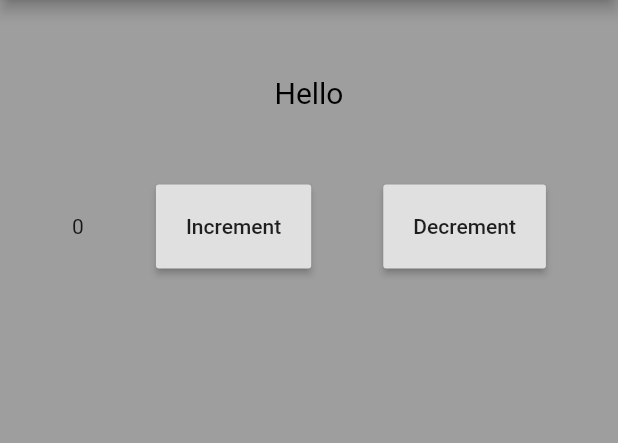
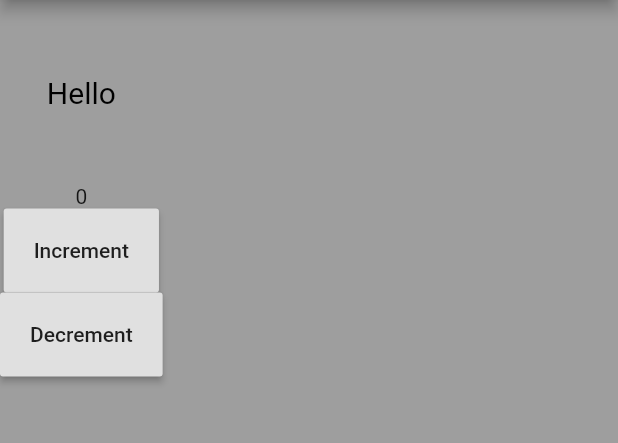
Before and after one commit to rishika97/s_and_s, a Flutter app: the screen it shows after launch, on a phone screen of 412 x 824 dp, the part 84-527 px from its top. Run offline on Flutter 3.47's test engine with Material 2 defaults, Android fonts, the phone set to English and light mode, and no system bars.

```diff
--- a/lib/Counter.dart
+++ b/lib/Counter.dart
@@ -1,3 +1,4 @@
+import 'dart:async';
 import 'package:flutter/cupertino.dart';
 import 'package:flutter/material.dart';
 
@@ -5,28 +6,85 @@ class Counter extends StatefulWidget {
   @override
   _CounterState createState() => _CounterState();
 }
+
 class _CounterState extends State<Counter> {
   int counter = 0;
+  StreamController<int> count;
+
+  @override
+  void initState() {
+    super.initState();
+    count = new StreamController<int>();
+    count.add(0);
+  }
 
   void _increment() {
     setState(() {
       counter++;
+      count.add(counter);
     });
   }
 
   void _decrement() {
     setState(() {
       counter--;
+      count.add(counter);
+    });
+  }
+  @override
+  Widget build(BuildContext context) {
+    return Column(
+      mainAxisSize: MainAxisSize.max,
+      mainAxisAlignment: MainAxisAlignment.spaceEvenly,
+      children: <Widget>[
+        StreamBuilder(
+            stream: count.stream,
+            builder: (BuildContext context, snapshot) {
+              return new Text(
+                snapshot.data.toString(),
+              );
+            }),
+        Button(),
+      ],
+    );
+  }
+}
+
+class Button extends StatefulWidget {
+  @override
+  _ButtonState createState() => _ButtonState();
+}
+
+class _ButtonState extends State<Button> {
+  int counter = 0;
+  StreamController<int> count;
+
+  @override
+  void initState() {
+    super.initState();
+    count = new StreamController<int>();
+    count.add(0);
+  }
+
+  void _increment() {
+    setState(() {
+      counter++;
+      count.add(counter);
     });
   }
 
+  void _decrement() {
+    setState(() {
+      counter--;
+      count.add(counter);
+    });
+  }
   @override
   Widget build(BuildContext context) {
-    return Row(
+    return Column(
       mainAxisSize: MainAxisSize.max,
       mainAxisAlignment: MainAxisAlignment.spaceEvenly,
       children: <Widget>[
-        Text('Count: $counter'),
         RaisedButton(
           onPressed: _increment,
           child: Text('Increment'),
@@ -36,7 +94,7 @@ class _CounterState extends State<Counter> {
           onPressed: _decrement,
           child: Text('Decrement'),
           padding: EdgeInsets.all(20),
-        ),
+        )
       ],
     );
   }
--- a/lib/main.dart
+++ b/lib/main.dart
@@ -1,5 +1,6 @@
 import 'dart:async';
 import 'dart:developer';
+import 'Counter.dart';
 import 'package:flutter/material.dart';
 
 void main() {
@@ -39,59 +40,59 @@ class Hello extends StatelessWidget {
   }
 }
 
-class Counter extends StatefulWidget {
-  @override
-  _CounterState createState() => _CounterState();
-}
-
-class _CounterState extends State<Counter> {
-  int counter = 0;
-  StreamController<int> count;
-
-  @override
-  void initState() {
-    super.initState();
-    count = new StreamController<int>();
-    count.add(0);
-  }
-
-  void _increment() {
-    setState(() {
-      counter++;
-      count.add(counter);
-    });
-  }
-
-  void _decrement() {
-    setState(() {
-      counter--;
-      count.add(counter);
-    });
-  }
-  @override
-  Widget build(BuildContext context) {
-    return Row(
-      mainAxisSize: MainAxisSize.max,
-      mainAxisAlignment: MainAxisAlignment.spaceEvenly,
-      children: <Widget>[
-        StreamBuilder(
-            stream: count.stream,
-            builder: (BuildContext context, snapshot) {
-              return new Text(
-                snapshot.data.toString(),
-              );
-            }),
-        RaisedButton(
-          onPressed: _increment,
-          child: Text('Increment'),
-          padding: EdgeInsets.all(20),
-        ),
-        RaisedButton(
-          onPressed: _decrement,
-          child: Text('Decrement'),
-          padding: EdgeInsets.all(20),
-        ),
-      ],
-    );
-  }
-}
+//class Counter extends StatefulWidget {
+//  @override
+//  _CounterState createState() => _CounterState();
+//}
+//
+//class _CounterState extends State<Counter> {
+//  int counter = 0;
+//  StreamController<int> count;
+//
+//  @override
+//  void initState() {
+//    super.initState();
+//    count = new StreamController<int>();
+//    count.add(0);
+//  }
+//
+//  void _increment() {
+//    setState(() {
+//      counter++;
+//      count.add(counter);
+//    });
+//  }
+//
+//  void _decrement() {
+//    setState(() {
+//      counter--;
+//      count.add(counter);
+//    });
+//  }
+//  @override
+//  Widget build(BuildContext context) {
+//    return Row(
+//      mainAxisSize: MainAxisSize.max,
+//      mainAxisAlignment: MainAxisAlignment.spaceEvenly,
+//      children: <Widget>[
+//        StreamBuilder(
+//            stream: count.stream,
+//            builder: (BuildContext context, snapshot) {
+//              return new Text(
+//                snapshot.data.toString(),
+//              );
+//            }),
+//        RaisedButton(
+//          onPressed: _increment,
+//          child: Text('Increment'),
+//          padding: EdgeInsets.all(20),
+//        ),
+//        RaisedButton(
+//          onPressed: _decrement,
+//          child: Text('Decrement'),
+//          padding: EdgeInsets.all(20),
+//        ),
+//      ],
+//    );
+//  }
+//}
```
